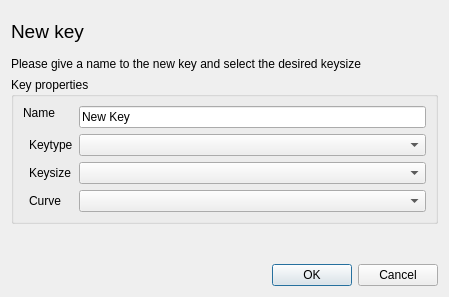
The window that ui/NewKey.ui (chris2511/xca) describes before a commit, drawn with Qt 5.
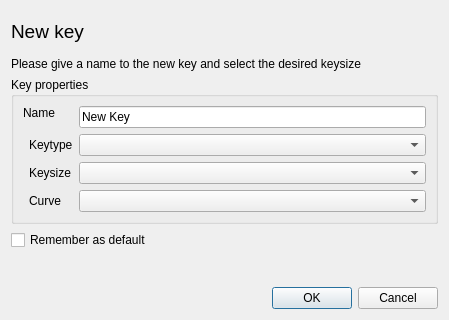
The same window after the commit.

Commit message:
SF Bug #87: Unable to set default key length
Added a "Remember as default" checkbox to the key input dialog.
The default key size is now 2048 for RSA and DSA keys.

Diff of the .ui file:
```diff
--- a/ui/NewKey.ui
+++ b/ui/NewKey.ui
@@ -7,7 +7,7 @@
     <x>0</x>
     <y>0</y>
     <width>449</width>
-    <height>297</height>
+    <height>320</height>
    </rect>
   </property>
   <property name="windowTitle">
@@ -182,6 +182,13 @@
      </layout>
     </widget>
    </item>
+   <item>
+    <widget class="QCheckBox" name="rememberDefault">
+     <property name="text">
+      <string>Remember as default</string>
+     </property>
+    </widget>
+   </item>
    <item>
     <spacer>
      <property name="orientation">
```
The commit also changes 6 other files.
